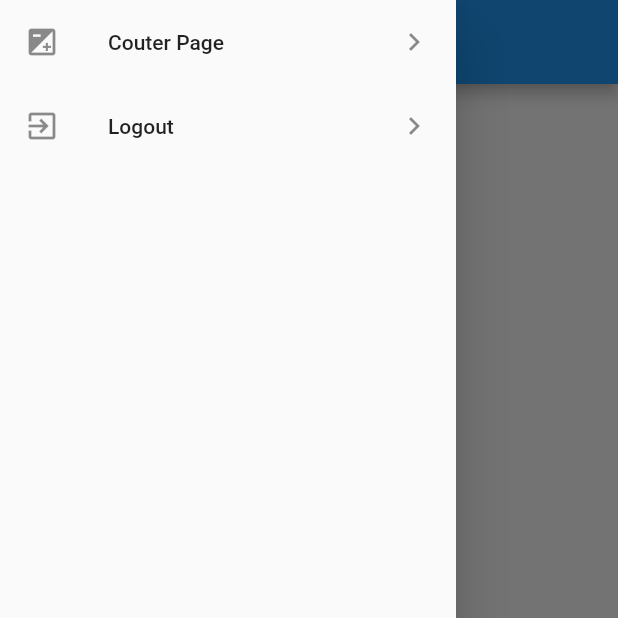
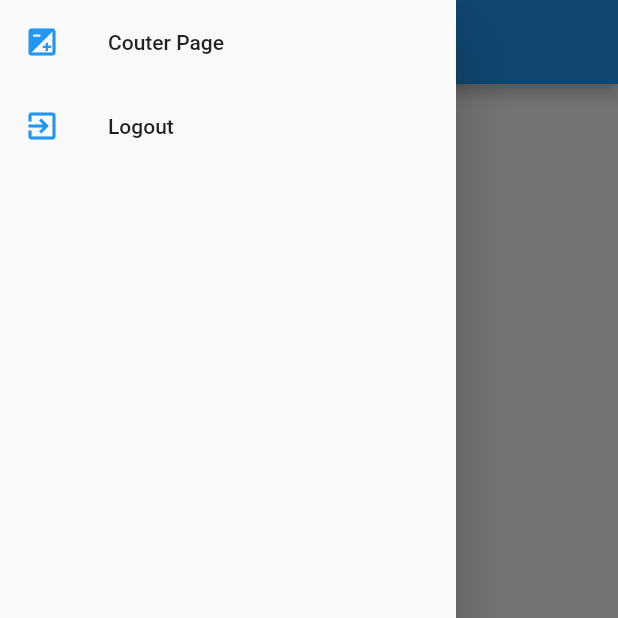
Before and after one commit to hectorlemus/flutter-demo, a Flutter app: the HomePage screen opened directly, with the side drawer open, on a phone screen of 412 x 824 dp, the top half of it. Run offline on Flutter 3.47's test engine with Material 2 defaults, Android fonts, the phone set to English and light mode, and no system bars; our stand-ins replace bloc, equatable, flutter_bloc, flutter_secure_storage; accounts and stored records are empty.

```diff
--- a/lib/src/pages/home.page.dart
+++ b/lib/src/pages/home.page.dart
@@ -9,31 +9,7 @@ class HomePage extends StatelessWidget {
   @override
   Widget build(BuildContext context) {
     return Scaffold(
-      drawer: Drawer(
-        child: ListView(
-          children: <Widget>[
-            ListTile(
-              title: Text('Couter Page'),
-              leading: Icon(Icons.exposure),
-              trailing: Icon(Icons.keyboard_arrow_right),
-              onTap: () => {
-                Navigator.push(context, MaterialPageRoute(builder: (_) {
-                  return CounterPage();
-                }))
-              },
-            ),
-            ListTile(
-              title: Text('Logout'),
-              leading: Icon(Icons.exit_to_app),
-              trailing: Icon(Icons.keyboard_arrow_right),
-              onTap: () => {
-                BlocProvider.of<AuthenticationBloc>(context)
-                    .add(AuthenticationLoggedOut())
-              },
-            ),
-          ],
-        ),
-      ),
+      drawer: _drawer(context),
       appBar: AppBar(
         title: Text('Home'),
       ),
@@ -44,4 +20,47 @@ class HomePage extends StatelessWidget {
       ),
     );
   }
+
+  Widget _drawer(BuildContext context) {
+    return Drawer(
+      child: ListView(
+        children: <Widget>[
+          _drawerOption(
+            text: 'Couter Page',
+            icon: Icons.exposure,
+            onTap: () => _goToCounterPage(context),
+          ),
+          _drawerOption(
+            text: 'Logout',
+            icon: Icons.exit_to_app,
+            onTap: () => _onLogOut(context),
+          ),
+        ],
+      ),
+    );
+  }
+
+  Widget _drawerOption({
+    @required String text,
+    @required IconData icon,
+    @required Function onTap,
+  }) {
+    return ListTile(
+      title: Text('$text'),
+      leading: Icon(icon, color: Colors.blue),
+      onTap: onTap,
+    );
+  }
+
+  void _goToCounterPage(BuildContext context) {
+    Navigator.push(context, MaterialPageRoute(builder: (_) {
+      return CounterPage();
+    }));
+  }
+
+  void _onLogOut(BuildContext context) {
+    BlocProvider.of<AuthenticationBloc>(context).add(
+      AuthenticationLoggedOut(),
+    );
+  }
 }
```
